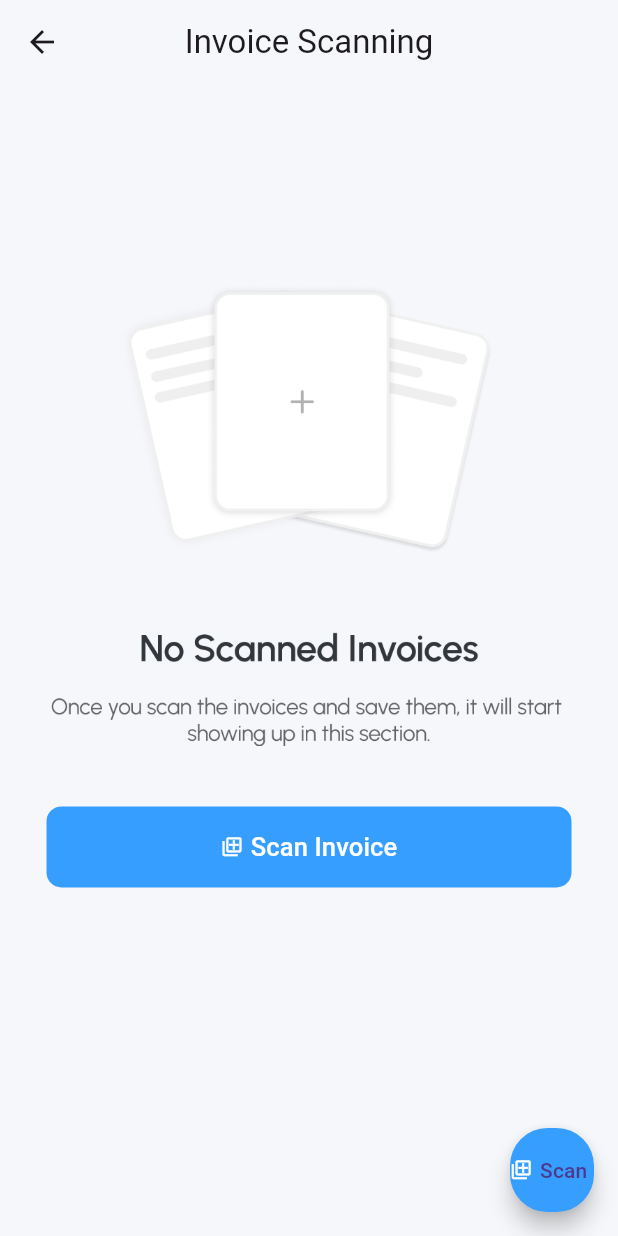
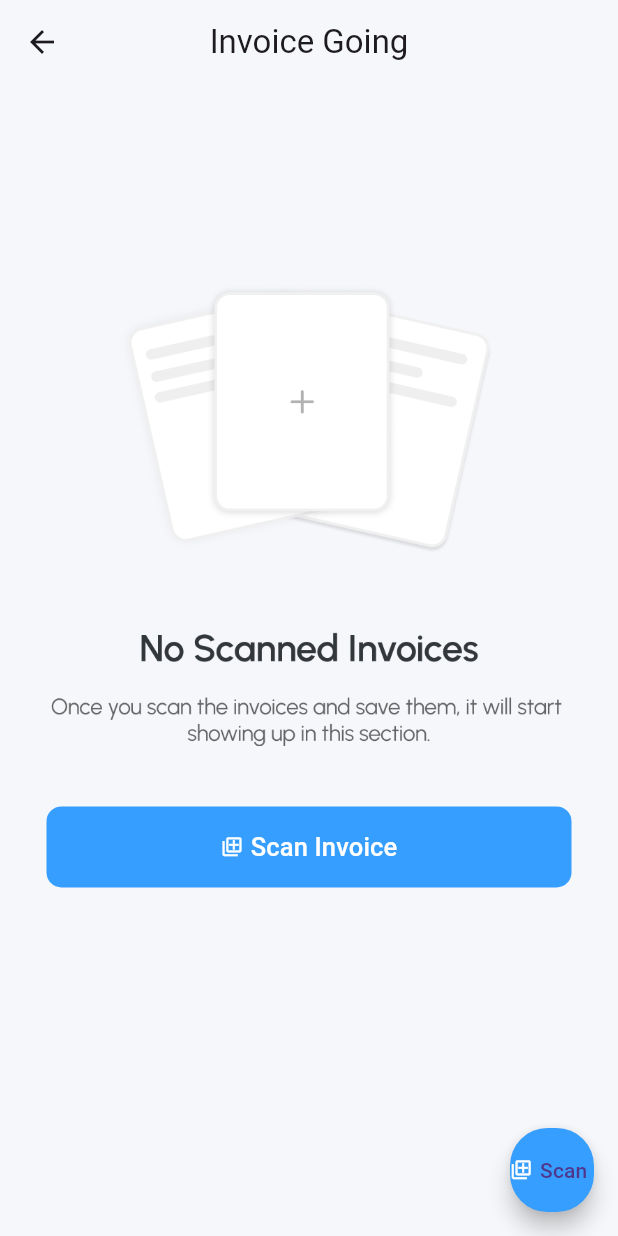
Before and after one commit to Ganapathi-AJ/field-app-test, a Flutter app: the InvoiceScanningScreen screen opened directly, on a phone screen of 412 x 824 dp. Run offline on Flutter 3.47's test engine with Material 3 defaults, Android fonts, the phone set to English and light mode, and no system bars; our stand-ins replace camera, carousel_slider, firebase_core, firebase_storage, fl_chart, flutter_widget_from_html_core and 4 more; missing offline and left inert: flutter_inappwebview, mobile_scanner; accounts and stored records are empty.

```diff
--- a/lib/invoice_scanning/invoice_scanning.dart
+++ b/lib/invoice_scanning/invoice_scanning.dart
@@ -11,7 +11,7 @@ class InvoiceScanningScreen extends StatelessWidget {
       backgroundColor: const Color.fromARGB(255, 246, 247, 250),
       appBar: AppBar(
         backgroundColor: const Color.fromARGB(255, 246, 247, 250),
-        title: const Text('Invoice Scanning'),
+        title: const Text('Invoice Going'),
         centerTitle: true,
       ),
       body: Center(
```
